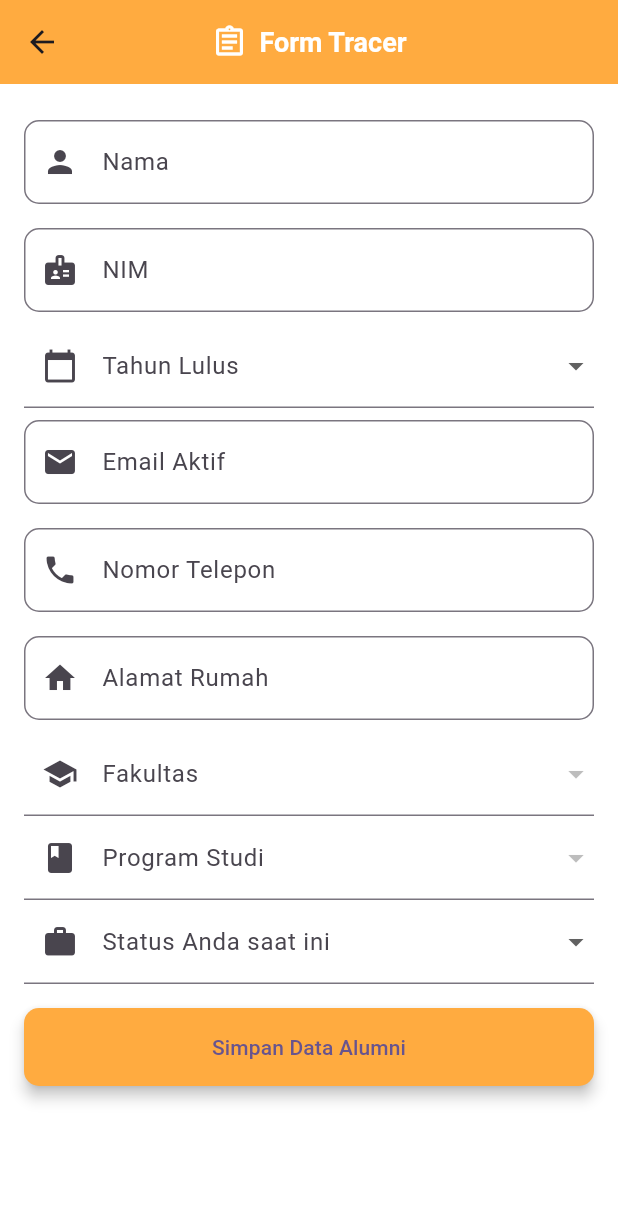
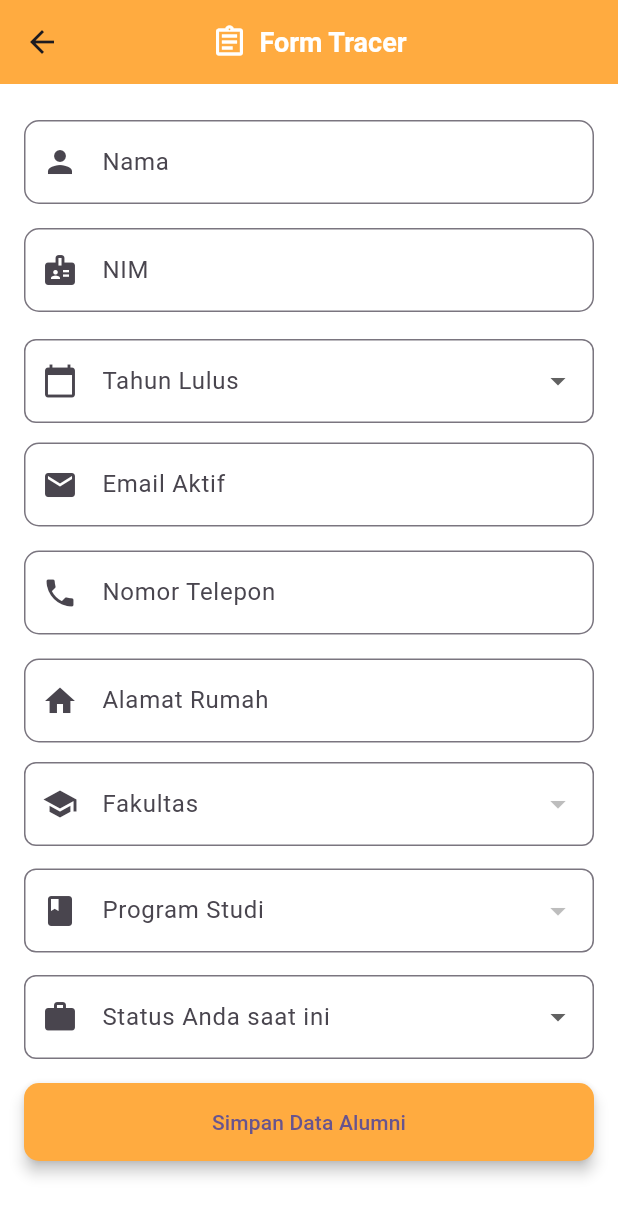
Before and after one commit to PenDZ-Alter/kel7_mobile, a Flutter app: the TracerAlumniPage screen opened directly, after a tap on the "add" icon, on a phone screen of 412 x 824 dp. Shown: the top 1216 px of the screen. Run offline on Flutter 3.47's test engine with Material 3 defaults, Android fonts, the phone set to English and light mode, and no system bars; our stand-ins replace flutter_dotenv, shared_preferences; missing offline and left inert: odoo_rpc, window_size; accounts and stored records are empty.

```diff
--- a/lib/pages/auth/login.dart
+++ b/lib/pages/auth/login.dart
@@ -114,7 +114,7 @@ class _LoginPageState extends State<LoginPage>
             MaterialPageRoute(
               builder: (context) => const SplashScreen(
                 targetPage: Dashboard(),
-                message: "Logging in ...",
+                message: "Tunggu Dulu yah ...",
               ),
             ),
             (routes) => false);
--- a/lib/pages/dashboard.dart
+++ b/lib/pages/dashboard.dart
@@ -46,7 +46,7 @@ class Dashboard extends StatelessWidget {
                 MaterialPageRoute(
                     builder: (context) => const SplashScreen(
                           targetPage: LoginPage(),
-                          message: "Logging out ...",
+                          message: "Keluar dulu ...",
                           isRevert: true,
                         )),
               );
--- a/lib/pages/fakultas_page.dart
+++ b/lib/pages/fakultas_page.dart
@@ -539,6 +539,7 @@ class _FakultasFormModalState extends State<FakultasFormModal> {
                     onPressed: () {
                       Navigator.of(context).pop(); // Close the dialog
                       _submit();
+
                     }, // Proceed with update
                     style: ElevatedButton.styleFrom(
                       backgroundColor: Colors.blueAccent,
--- a/lib/pages/forms/form_tracer.dart
+++ b/lib/pages/forms/form_tracer.dart
@@ -141,10 +141,14 @@ class _FormTracerState extends State<FormTracer> {
             children: [
               _buildTextField(_nameController, 'Nama', Icons.person),
               _buildTextField(_nimController, 'NIM', Icons.badge),
+              const SizedBox(height: 10.0),
               DropdownButtonFormField<String>(
-                decoration: const InputDecoration(
+                decoration: InputDecoration(
                   labelText: 'Tahun Lulus',
                   prefixIcon: Icon(Icons.calendar_today),
+                  border: OutlineInputBorder(
+                    borderRadius: BorderRadius.circular(8.0),
+                  ),
                 ),
                 items: List.generate(
                   27,
@@ -158,13 +162,18 @@ class _FormTracerState extends State<FormTracer> {
                 validator: (value) =>
                     value == null ? 'Tahun lulus harus dipilih' : null,
               ),
+              const SizedBox(height: 5.0),
               _buildTextField(_emailController, 'Email Aktif', Icons.email),
               _buildTextField(_nomorController, 'Nomor Telepon', Icons.phone),
               _buildTextField(_alamatController, 'Alamat Rumah', Icons.home),
+              const SizedBox(height: 5.0),
               DropdownButtonFormField<int>(
-                decoration: const InputDecoration(
+                decoration: InputDecoration(
                   labelText: 'Fakultas',
                   prefixIcon: Icon(Icons.school),
+                  border: OutlineInputBorder(
+                    borderRadius: BorderRadius.circular(8.0),
+                  ),
                 ),
                 items: _fakultasData.map<DropdownMenuItem<int>>((fakultas) {
                   return DropdownMenuItem<int>(
@@ -181,13 +190,17 @@ class _FormTracerState extends State<FormTracer> {
                 validator: (value) =>
                     value == null ? 'Fakultas harus dipilih' : null,
               ),
+              const SizedBox(height: 15.0),
               if (_prodiLoading)
                 const Center(child: CircularProgressIndicator())
               else
                 DropdownButtonFormField<int>(
-                  decoration: const InputDecoration(
+                  decoration: InputDecoration(
                     labelText: 'Program Studi',
                     prefixIcon: Icon(Icons.book),
+                    border: OutlineInputBorder(
+                    borderRadius:  BorderRadius.circular(8.0),
+                  ),
                   ),
                   items: _prodiData.map<DropdownMenuItem<int>>((prodi) {
                     return DropdownMenuItem<int>(
@@ -199,10 +212,14 @@ class _FormTracerState extends State<FormTracer> {
                   validator: (value) =>
                       value == null ? 'Program studi harus dipilih' : null,
                 ),
+                const SizedBox(height: 15.0),
               DropdownButtonFormField<String>(
-                decoration: const InputDecoration(
+                decoration: InputDecoration(
                   labelText: 'Status Anda saat ini',
                   prefixIcon: Icon(Icons.work),
+                  border: OutlineInputBorder(
+                    borderRadius:  BorderRadius.circular(8.0),
+                  ),
                 ),
                 items: const [
                   DropdownMenuItem(
```
Also changed, not shown: lib/pages/traceralumni_page.dart (+130 -51 lines).
